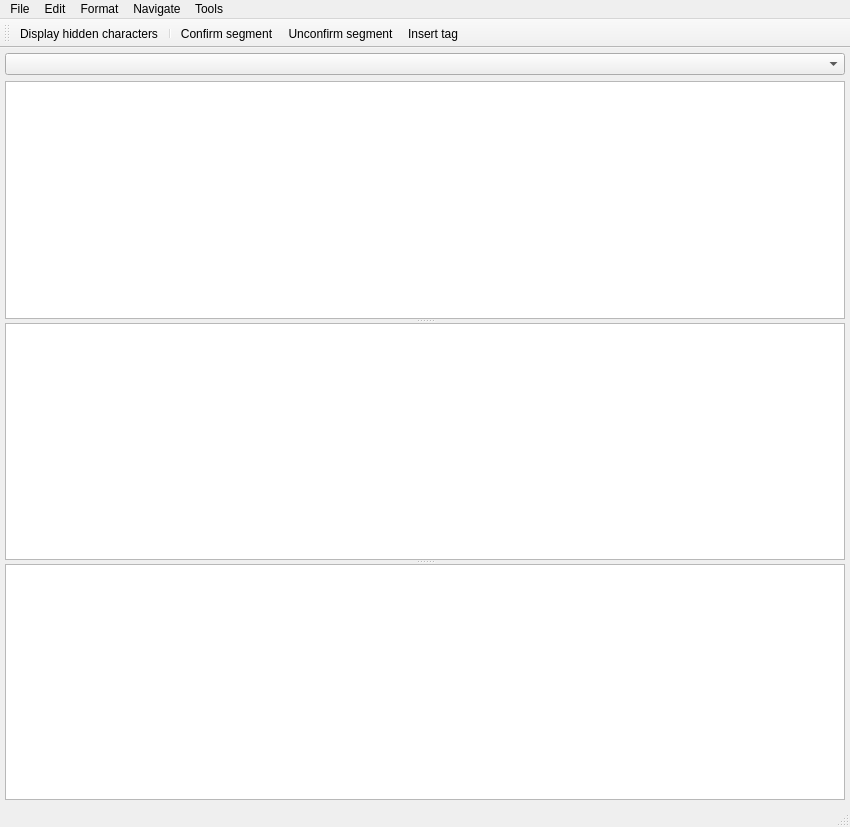
Old version of the form capybara_tw/gui/main_window.ui in the repository capybara-translation/capybara-tw.
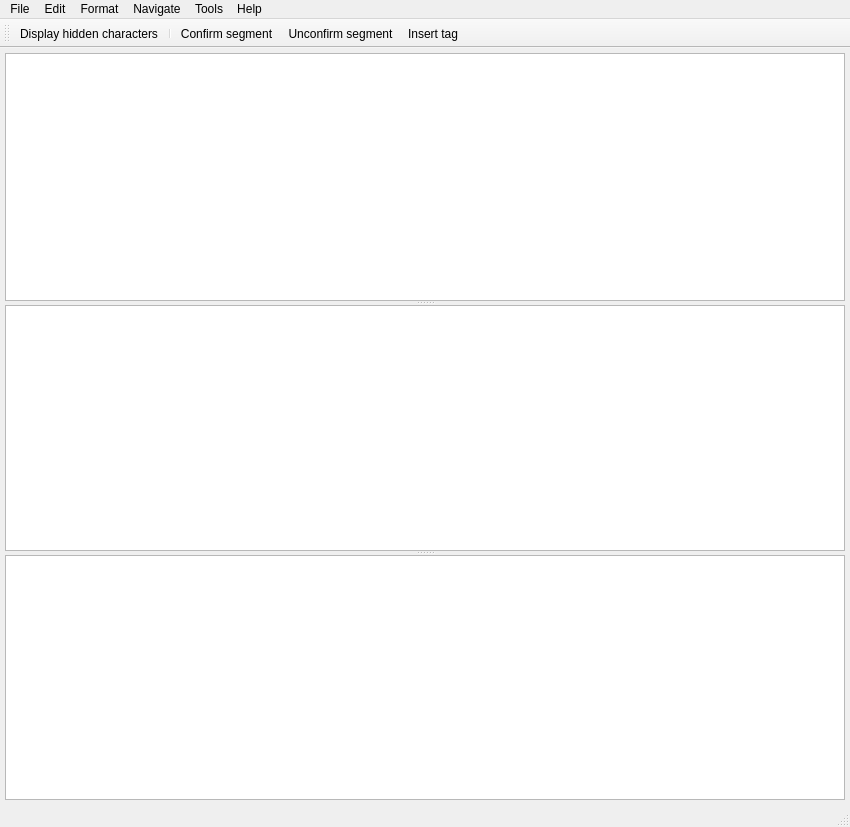
New version of the form. Icons and pictures are not drawn. Custom widgets are drawn as their Qt base class.

```diff
--- a/capybara_tw/gui/main_window.ui
+++ b/capybara_tw/gui/main_window.ui
@@ -20,7 +20,7 @@
    <string>Capybara Translation Workbench</string>
   </property>
   <widget class="QWidget" name="centralwidget">
-   <layout class="QGridLayout" name="centralGridLayout" rowstretch="0,0">
+   <layout class="QGridLayout" name="centralGridLayout" rowstretch="0">
     <property name="leftMargin">
      <number>5</number>
     </property>
@@ -33,7 +33,7 @@
     <property name="bottomMargin">
      <number>5</number>
     </property>
-    <item row="1" column="0">
+    <item row="0" column="0">
      <widget class="QWidget" name="widget" native="true">
       <property name="sizePolicy">
        <sizepolicy hsizetype="Preferred" vsizetype="Preferred">
@@ -180,19 +180,6 @@
       </layout>
      </widget>
     </item>
-    <item row="0" column="0">
-     <widget class="QComboBox" name="filesComboBox">
-      <property name="sizePolicy">
-       <sizepolicy hsizetype="Expanding" vsizetype="Fixed">
-        <horstretch>0</horstretch>
-        <verstretch>0</verstretch>
-       </sizepolicy>
-      </property>
-      <property name="frame">
-       <bool>true</bool>
-      </property>
-     </widget>
-    </item>
    </layout>
   </widget>
   <widget class="QMenuBar" name="menubar">
@@ -241,11 +228,18 @@
     </property>
     <addaction name="actionPreferences"/>
    </widget>
+   <widget class="QMenu" name="menuHelp">
+    <property name="title">
+     <string>Help</string>
+    </property>
+    <addaction name="actionAbout"/>
+   </widget>
    <addaction name="menuFile"/>
    <addaction name="menuEdit"/>
    <addaction name="menuFormat"/>
    <addaction name="menuNavigate"/>
    <addaction name="menuTools"/>
+   <addaction name="menuHelp"/>
   </widget>
   <widget class="QStatusBar" name="statusbar"/>
   <widget class="QToolBar" name="toolBar">
```
Left out of the diff: 5 changed lines with no effect on the pictures.
